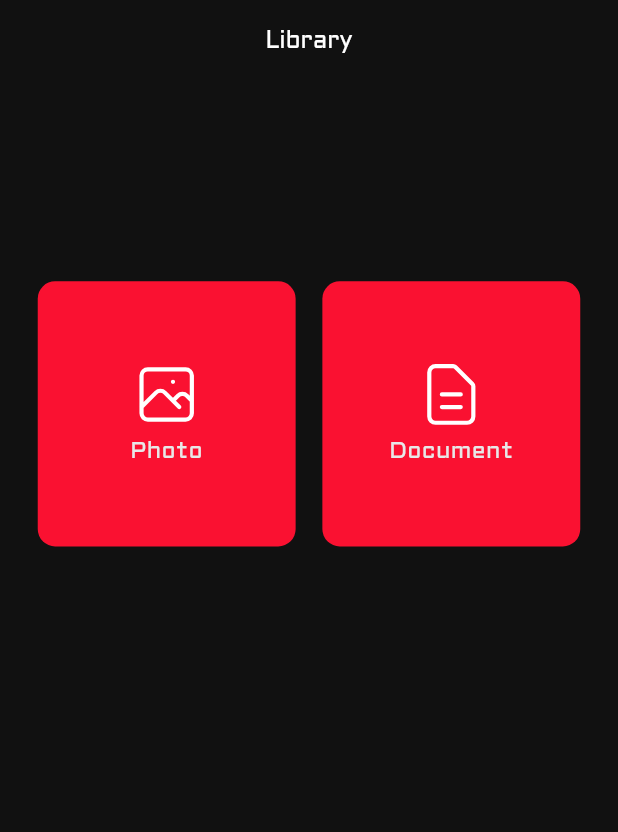
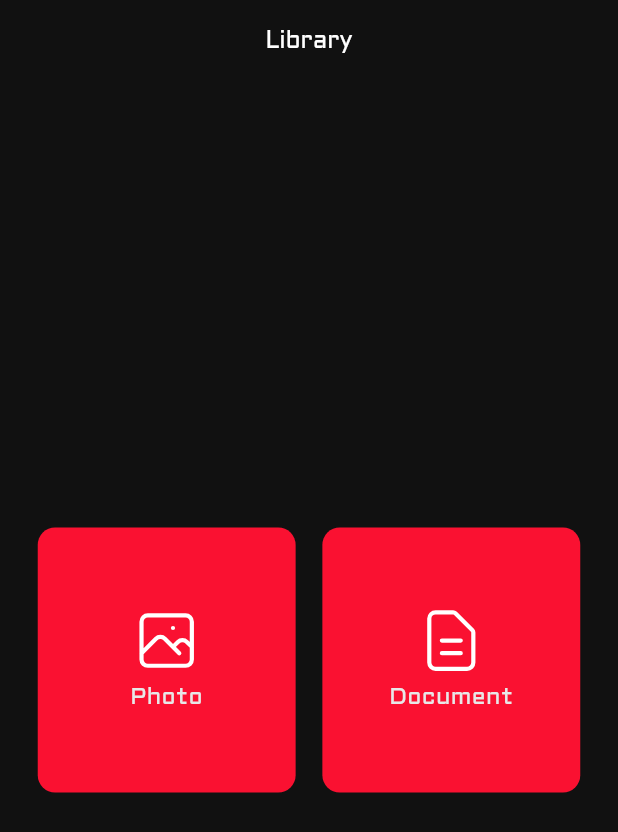
Before and after one commit to bdCalling-Sdt-hub/Shooter_App, a Flutter app: the LibraryScreen screen opened by its route, on a phone screen of 412 x 824 dp. Shown: the top 832 px of the screen. Run offline on Flutter 3.47's test engine with Material 3 defaults, Android fonts, the phone set to English and light mode, and no system bars; our stand-ins replace cached_network_image, connectivity_plus, device_preview, firebase_auth, firebase_core, flutter_html and 14 more; missing offline and left inert: fl_downloader, flutter_downloader, flutter_facebook_auth, mime_type; accounts and stored records are empty; network calls fail.

Commit message:
all issue are fixed

```diff
--- a/lib/controller/notification_controller.dart
+++ b/lib/controller/notification_controller.dart
@@ -42,7 +42,7 @@ class NotificationController extends GetxController{
     if(page == 1){
       notificationLoading(true);
     }
-    var response = await ApiClient.getData('${ApiConstant.notificationsEndPoint}?limit=10&page=$page');
+    var response = await ApiClient.getData('${ApiConstant.notificationsEndPoint}?limit=15&page=$page');
 
     if(response.statusCode == 200){
       if(response.body['data']['attributes'] != null){
--- a/lib/utils/app_string.dart
+++ b/lib/utils/app_string.dart
@@ -54,7 +54,7 @@ class AppString {
 
   //================> Profile Screen <====================
   static String profile = "Profile";
-  static String editProfile = "Edit profile";
+  static String editProfile = "Edit Profile";
   static String update = "Update";
 
   //================> Settings Screen <====================
@@ -107,7 +107,7 @@ class AppString {
 
   ///---------------------------Events screen---------------------->?
   static String events = "Events";
-  static String eventdetails = "Event details";
+   static String eventdetails = "Event Details";
 
   ///------------------------Matches screen------------------------->
   static String matches = "Matches";
--- a/lib/views/screens/event/events_screen.dart
+++ b/lib/views/screens/event/events_screen.dart
@@ -76,7 +76,11 @@ class _EventsScreenState extends State<EventsScreen> {
          case Status.completed : return
            RefreshIndicator(
              onRefresh: ()async{
-               await _eventsController.evensLists;
+               _eventsController.page.value = 1;
+               _eventsController.evensLists.clear();
+               await _eventsController.getEvents();
+
+               print("=====total events : ${_eventsController.totalResult}");
              },
              child: ListView.builder(
                physics: const AlwaysScrollableScrollPhysics(),
--- a/lib/views/screens/event_details/event_details_screen.dart
+++ b/lib/views/screens/event_details/event_details_screen.dart
@@ -254,7 +254,7 @@ class EventDetailsScreen extends StatelessWidget {
 
 
                         title: CustomText(text: "${matchInfo.matchName}",textAlign:TextAlign.start,),
-                         subtitle: CustomText(text: "${matchInfo.description}", textAlign: TextAlign.start,fontsize: 10.h,)
+                         subtitle: CustomText(text: "${matchInfo.description}", textAlign: TextAlign.start,fontsize: 10.h,maxline: 3, right: 10.w,)
                       ),
                     );
                   },
--- a/lib/views/screens/home/inner_widgets/up_comiing_events_listview.dart
+++ b/lib/views/screens/home/inner_widgets/up_comiing_events_listview.dart
@@ -21,9 +21,7 @@ class UpComingEventsListView extends StatelessWidget {
       _homeController.upComingEvensList;
       return _homeController.eventLoading.value
           ? const Center(
-          child: CustomText(
-            text: "No data found!",
-          ))
+          child: CustomLoader())
           : _homeController.upComingEvensList.isEmpty
               ? const Center(
                   child: CustomText(
--- a/lib/views/screens/library_screen/library_screen.dart
+++ b/lib/views/screens/library_screen/library_screen.dart
@@ -30,19 +30,23 @@ class LibraryScreen extends StatelessWidget {
         padding:
             EdgeInsets.symmetric(horizontal: Dimensions.paddingSizeDefault.w),
         child: Column(
+          crossAxisAlignment: CrossAxisAlignment.center,
+          mainAxisAlignment: MainAxisAlignment.center,
           children: [
-            SizedBox(height: 136.h),
-            Row(
+            // SizedBox(height: 136.h),
+            Center(
+              child: Row(
                 mainAxisAlignment: MainAxisAlignment.spaceBetween,
                 children: [
-                _LibraryContainer("${AppIcons.galary}", 'Photo', () {
+                  _LibraryContainer(AppIcons.galary, 'Photo', () {
                     Get.toNamed(AppRoutes.photosScreen);
                   }),
                   _LibraryContainer(
-                    "${AppIcons.documentIcons}", 'Document', () {
+                      AppIcons.documentIcons, 'Document', () {
                     Get.toNamed(AppRoutes.documentScreen);
                   }),
                 ],
+              ),
             )
           ],
         ),
--- a/lib/views/screens/my_matches/my_matches_screen.dart
+++ b/lib/views/screens/my_matches/my_matches_screen.dart
@@ -1,11 +1,8 @@
 import 'package:flutter/material.dart';
 import 'package:flutter_screenutil/flutter_screenutil.dart';
-import 'package:flutter_svg/svg.dart';
-import 'package:get/get.dart';
 import '../../../utils/app_colors.dart';
 import '../../../utils/app_string.dart';
 import '../../../utils/dimentions.dart';
-import '../../widgets/custom_matches_card.dart';
 import '../../widgets/custom_text.dart';
 import 'inner_widgets/comming_and_complete_card.dart';
 
--- a/lib/views/screens/notification/notification_screen.dart
+++ b/lib/views/screens/notification/notification_screen.dart
@@ -66,7 +66,7 @@ class _NotificationScreenState extends State<NotificationScreen> {
 
       ///-----------------------------------body section-------------------------->
       body: Padding(
-        padding: EdgeInsets.symmetric(horizontal: 20.h, vertical: 15),
+        padding: EdgeInsets.symmetric(horizontal: 20.h),
         child: Column(
           children: [
 
@@ -89,7 +89,7 @@ class _NotificationScreenState extends State<NotificationScreen> {
                       if(index < _notificationController.notificationsList.length){
                         var notifications = _notificationController.notificationsList[index];
                         return Padding(
-                          padding: EdgeInsets.only(bottom: 16.h),
+                          padding: EdgeInsets.only(bottom: 16.h, ),
                           child: _Notification('${notifications.message}' , notifications.createdAt!),
                         );
                       }else if(index >= _notificationController.totalResult){
--- a/lib/views/screens/profile/profileScreen/profile_screen.dart
+++ b/lib/views/screens/profile/profileScreen/profile_screen.dart
@@ -151,7 +151,7 @@ final AuthController _authController = Get.put(AuthController());
           color: AppColors.fieldColor,
           border: Border.all(width: 1.w, color: AppColors.primaryColor)),
       child: Padding(
-        padding: EdgeInsets.symmetric(horizontal: 50.w, vertical: 9.h),
+        padding: EdgeInsets.symmetric(horizontal: 20.w, vertical: 9.h),
         child: Column(
           children: [
             CustomText(
--- a/lib/views/screens/registrationScreen/registration_screen.dart
+++ b/lib/views/screens/registrationScreen/registration_screen.dart
@@ -235,7 +235,7 @@ class _RegistrationScreenState extends State<RegistrationScreen> {
           ///======================drop down =======================>
           CustomText(text: AppString.classChoose, bottom: 8.h, top: 16.h),
           DropDownContainer(
-            dropDownItemsList: const ['a', "b", 'c', 'd', 'e', 'f'],
+            dropDownItemsList: const ['A', "B", 'C', 'F', 'H', 'PCP', "3P"],
           ),
 
           CustomText(text: AppString.matchChoose, bottom: 8.h, top: 16.h),
@@ -297,7 +297,7 @@ class _RegistrationScreenState extends State<RegistrationScreen> {
           CustomButton(
             title: AppString.makePayment,
             titlecolor: Colors.white,
-            loading: registrationController.submitFromLoading.value,
+            loading: registrationController.submitFromLoading.value ,
             onpress: () {
               if (_formKey.currentState!.validate()) {
                 registrationController.submitForm(
--- a/lib/views/screens/settings/aboutusScreen/aboutus_screen.dart
+++ b/lib/views/screens/settings/aboutusScreen/aboutus_screen.dart
@@ -29,12 +29,12 @@ class AboutusScreen extends StatelessWidget {
       body: Obx(
         () => _aboutUsController.isLoading.value
             ? const CustomLoader()
-            : Padding(
+            : SingleChildScrollView(
+              child: Padding(
                   padding: const EdgeInsets.symmetric(
                       horizontal: Dimensions.paddingSizeDefault),
                   child: Column(
                     children: [
-                    SizedBox(height: 24.h),
                       Obx(
                         () => Html(
                           shrinkWrap: true,
@@ -45,6 +45,7 @@ class AboutusScreen extends StatelessWidget {
                   ),
                 ),
             ),
+      ),
     );
   }
 }
--- a/lib/views/screens/settings/privacypolicyScreen/privacypolicy_screen.dart
+++ b/lib/views/screens/settings/privacypolicyScreen/privacypolicy_screen.dart
@@ -30,12 +30,12 @@ class PrivacypolicyScreen extends StatelessWidget {
       body: Obx(
         () => _privacyPolicyController.isLoading.value
             ? const CustomLoader()
-            : Padding(
+            : SingleChildScrollView(
+              child: Padding(
                   padding: const EdgeInsets.symmetric(
                       horizontal: Dimensions.paddingSizeDefault),
                   child: Column(
                     children: [
-                    SizedBox(height: 24.h),
                       Obx(
                         () => Html(
                           shrinkWrap: true,
@@ -46,6 +46,7 @@ class PrivacypolicyScreen extends StatelessWidget {
                   ),
                 ),
             ),
+      ),
     );
   }
 }
--- a/lib/views/screens/settings/termsconditionsScreen/termsconditions_screen.dart
+++ b/lib/views/screens/settings/termsconditionsScreen/termsconditions_screen.dart
@@ -30,12 +30,12 @@ class TermsconditionsScreen extends StatelessWidget {
       body: Obx(
         () => _termsConditionsController.isLoading.value
             ? const CustomLoader()
-            : Padding(
+            : SingleChildScrollView(
+              child: Padding(
                   padding: const EdgeInsets.symmetric(
                       horizontal: Dimensions.paddingSizeDefault),
                   child: Column(
                     children: [
-                    SizedBox(height: 24.h),
                       Obx(
                         () => Html(
                           data: _termsConditionsController.content.value,
@@ -45,6 +45,7 @@ class TermsconditionsScreen extends StatelessWidget {
                   ),
                 ),
             ),
+      ),
     );
   }
 }
```
Also changed, not shown: lib/controller/auth_controller.dart (+7 -5 lines), lib/views/screens/my_matches/inner_widgets/comming_and_complete_card.dart (+5 -4 lines), lib/views/screens/payment/flutter_local_web_view.dart (+20 -2 lines), lib/views/screens/scoresScreen/myScores/inner_widgets/line_chart.dart (+14 -4 lines), lib/views/screens/scoresScreen/myScores/my_scores_screen.dart (+12 -10 lines). Lines whose indentation alone changed are shown as unchanged.
